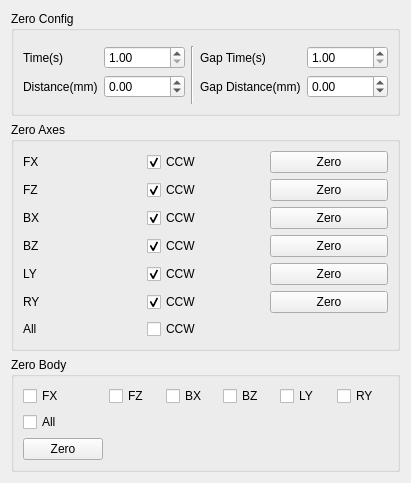
Above: source/wnd/ui/megatronpref.ui from ww4u/megarobostudio before the change. Below: the same form after it.
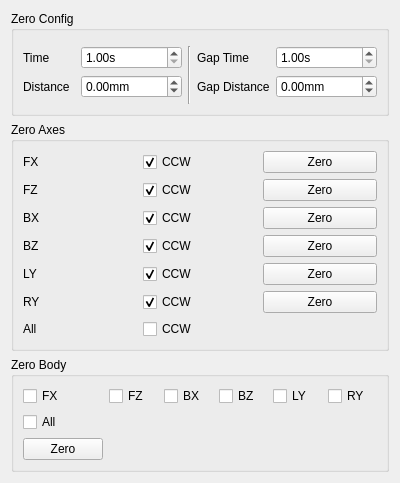
That is the form after the change. Custom widgets are drawn as their Qt base class.

What changed in the file:
```diff
--- a/source/wnd/ui/megatronpref.ui
+++ b/source/wnd/ui/megatronpref.ui
@@ -30,12 +30,15 @@
       <item row="1" column="3">
        <widget class="QLabel" name="label_11">
         <property name="text">
-         <string>Gap Time(s)</string>
+         <string>Gap Time</string>
         </property>
        </widget>
       </item>
       <item row="1" column="1">
        <widget class="QDoubleSpinBox" name="spinZeroTime">
+        <property name="suffix">
+         <string>s</string>
+        </property>
         <property name="minimum">
          <double>1.000000000000000</double>
         </property>
@@ -47,19 +50,22 @@
       <item row="2" column="0">
        <widget class="QLabel" name="label_9">
         <property name="text">
-         <string>Distance(mm)</string>
+         <string>Distance</string>
         </property>
        </widget>
       </item>
       <item row="1" column="0">
        <widget class="QLabel" name="label_7">
         <property name="text">
-         <string>Time(s)</string>
+         <string>Time</string>
         </property>
        </widget>
       </item>
       <item row="2" column="1">
        <widget class="QDoubleSpinBox" name="spinZeroAngle">
+        <property name="suffix">
+         <string>mm</string>
+        </property>
         <property name="minimum">
          <double>-10000.000000000000000</double>
         </property>
@@ -70,6 +76,9 @@
       </item>
       <item row="2" column="4">
        <widget class="QDoubleSpinBox" name="spinGapDistance">
+        <property name="suffix">
+         <string>mm</string>
+        </property>
         <property name="minimum">
          <double>-10000.000000000000000</double>
         </property>
@@ -80,6 +89,9 @@
       </item>
       <item row="1" column="4">
        <widget class="QDoubleSpinBox" name="spinGapTime">
+        <property name="suffix">
+         <string>s</string>
+        </property>
         <property name="minimum">
          <double>1.000000000000000</double>
         </property>
@@ -91,7 +103,7 @@
       <item row="2" column="3">
        <widget class="QLabel" name="label_12">
         <property name="text">
-         <string>Gap Distance(mm)</string>
+         <string>Gap Distance</string>
         </property>
        </widget>
       </item>
```
